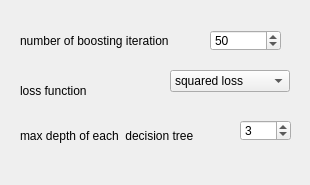
Before: the Qt Designer form _AlgorithmsPlugins/OpenCV/paramsGBRegress.ui in b4silio/MLDemos, drawn with Qt 5.
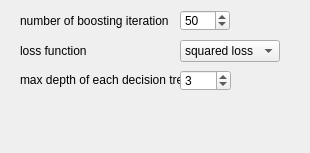
After: the same form once the commit is applied.

Commit message: ADDED: Random Forest classifier (Random Trees, OpenCV) ADDED: Display of the Random Trees hierarchy CHANGED: GUI of the Gradient Boosting Regressor

```diff
--- a/_AlgorithmsPlugins/OpenCV/paramsGBRegress.ui
+++ b/_AlgorithmsPlugins/OpenCV/paramsGBRegress.ui
@@ -7,7 +7,7 @@
     <x>0</x>
     <y>0</y>
     <width>310</width>
-    <height>185</height>
+    <height>153</height>
    </rect>
   </property>
   <property name="windowTitle">
@@ -16,9 +16,9 @@
   <widget class="QComboBox" name="boostLossType">
    <property name="geometry">
     <rect>
-     <x>170</x>
-     <y>70</y>
-     <width>120</width>
+     <x>180</x>
+     <y>40</y>
+     <width>100</width>
      <height>22</height>
     </rect>
    </property>
@@ -50,7 +50,7 @@
    <property name="geometry">
     <rect>
      <x>20</x>
-     <y>30</y>
+     <y>10</y>
      <width>171</width>
      <height>21</height>
     </rect>
@@ -68,9 +68,9 @@
    <property name="geometry">
     <rect>
      <x>20</x>
-     <y>120</y>
-     <width>191</width>
-     <height>31</height>
+     <y>70</y>
+     <width>190</width>
+     <height>20</height>
     </rect>
    </property>
    <property name="font">
@@ -79,15 +79,15 @@
     </font>
    </property>
    <property name="text">
-    <string>max depth of each  decision tree</string>
+    <string>max depth of each decision tree</string>
    </property>
   </widget>
   <widget class="QLabel" name="label_23">
    <property name="geometry">
     <rect>
      <x>20</x>
-     <y>80</y>
-     <width>81</width>
+     <y>40</y>
+     <width>100</width>
      <height>21</height>
     </rect>
    </property>
@@ -103,8 +103,8 @@
   <widget class="QSpinBox" name="boostTreeDepths">
    <property name="geometry">
     <rect>
-     <x>240</x>
-     <y>120</y>
+     <x>180</x>
+     <y>70</y>
      <width>51</width>
      <height>21</height>
     </rect>
@@ -130,9 +130,9 @@
   <widget class="QSpinBox" name="boostIters">
    <property name="geometry">
     <rect>
-     <x>210</x>
-     <y>30</y>
-     <width>71</width>
+     <x>180</x>
+     <y>10</y>
+     <width>50</width>
      <height>21</height>
     </rect>
    </property>
```
The commit also changes 8 other files.
